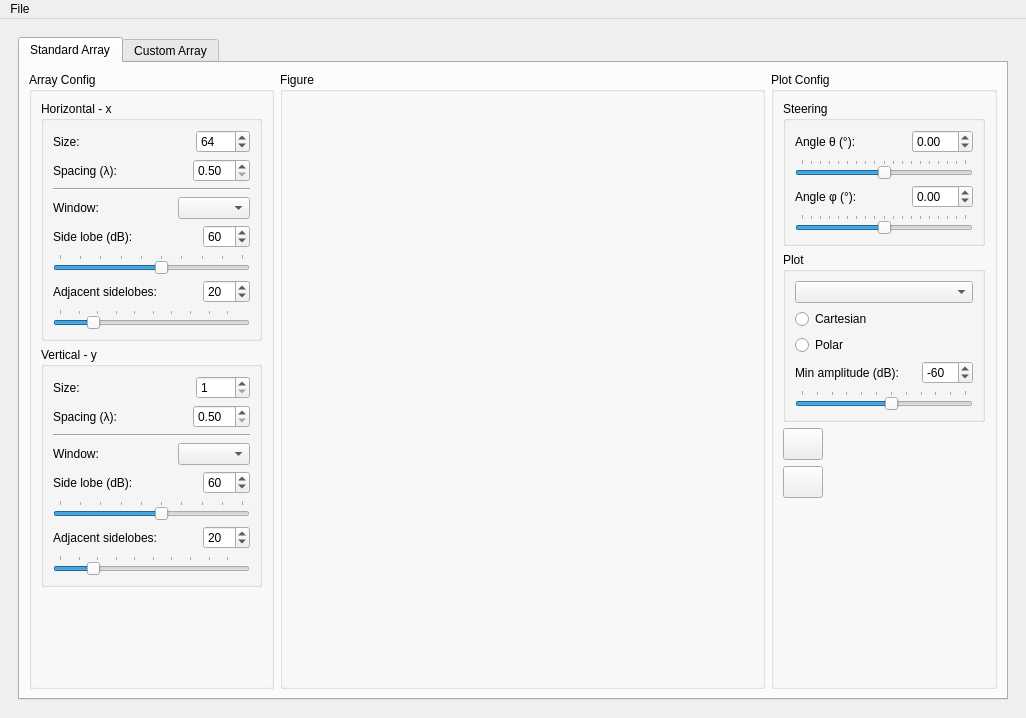
This is ui_array_analysis.ui in rookiepeng/antenna-array-analysis as Qt 5 draws it before an edit. The edited form follows.
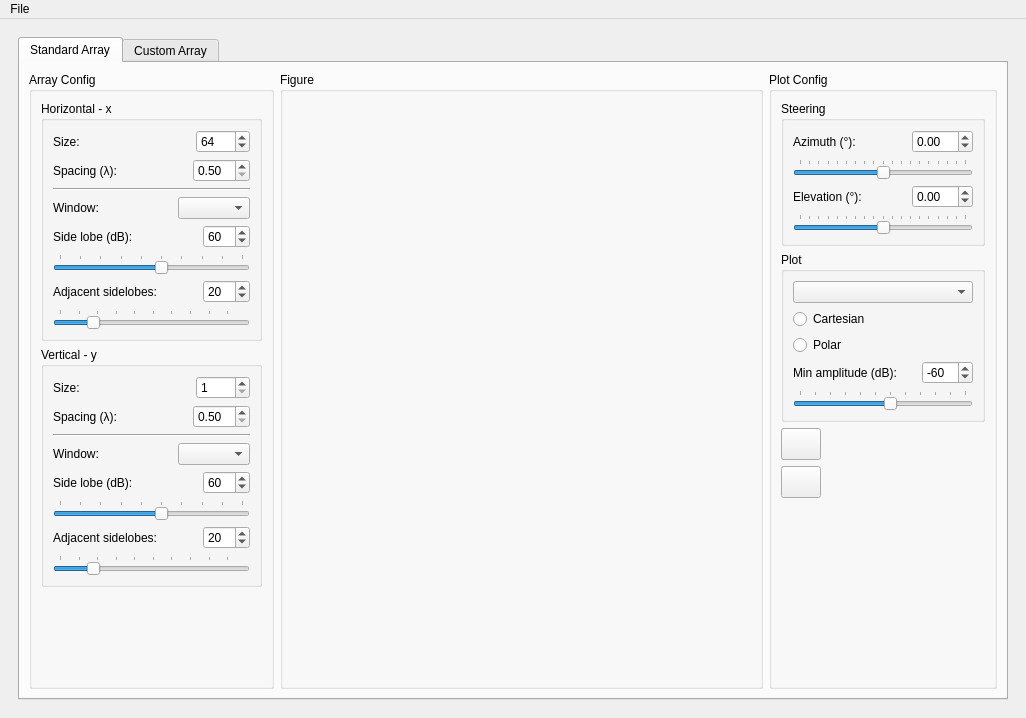
This is the edited form. Icons and pictures are not drawn.

Commit message: theta -> azimuth, phi -> elevation

Diff of the .ui file:
```diff
--- a/ui_array_analysis.ui
+++ b/ui_array_analysis.ui
@@ -647,7 +647,7 @@
                   <item>
                    <widget class="QLabel" name="label_angletheta">
                     <property name="text">
-                     <string>Angle θ (°):</string>
+                     <string>Azimuth (°):</string>
                     </property>
                    </widget>
                   </item>
@@ -709,7 +709,7 @@
                   <item>
                    <widget class="QLabel" name="label_anglephi">
                     <property name="text">
-                     <string>Angle φ (°):</string>
+                     <string>Elevation (°):</string>
                     </property>
                    </widget>
                   </item>
```
Left out of the diff: 8 changed lines with no effect on the pictures. The commit also changes 1 other file.
